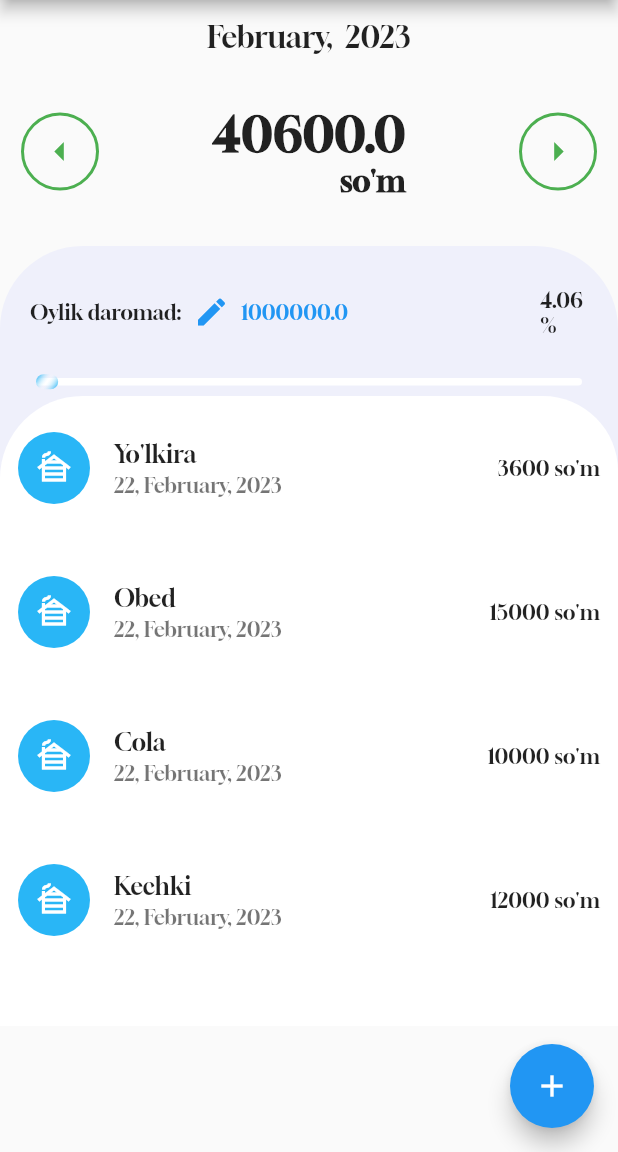
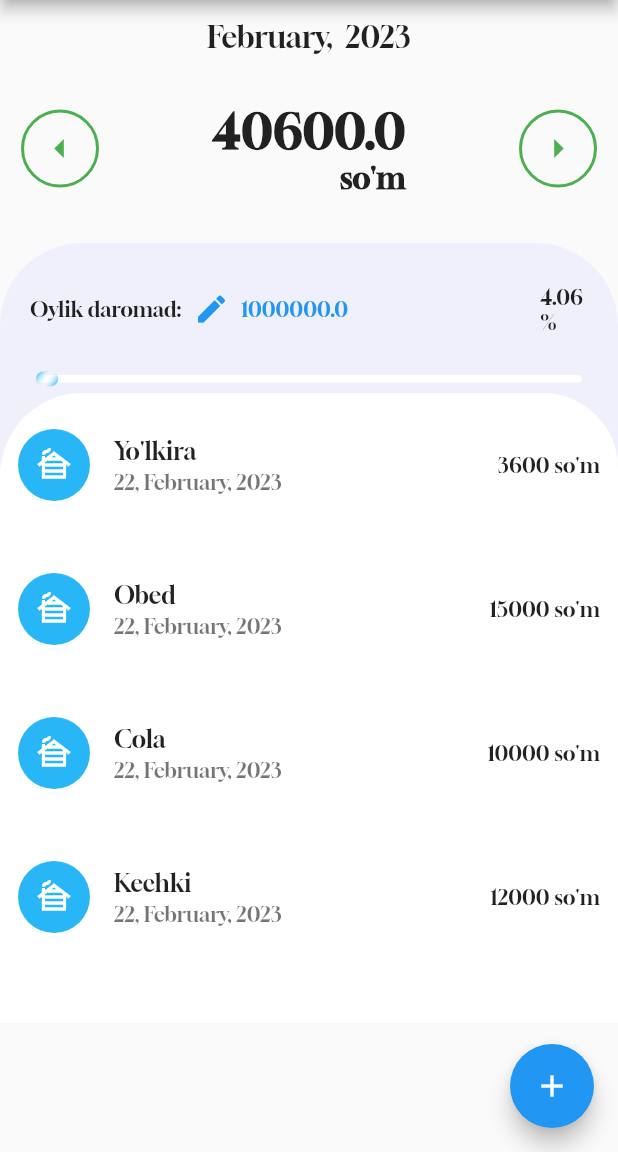
Before and after one commit to xondamiroskanov/wallet_test, a Flutter app: the screen it shows after launch, on a phone screen of 412 x 824 dp, the part 84-1236 px from its top. Run offline on Flutter 3.47's test engine with Material 2 defaults, Android fonts, the phone set to English and light mode, and no system bars; our stand-ins replace month_picker_dialog.

Commit message:
my wallet app

```diff
--- a/lib/pages/home_page.dart
+++ b/lib/pages/home_page.dart
@@ -83,7 +83,7 @@ class _HomePageState extends State<HomePage> {
         children: [
           WalletMonthDate(walletMonth, walledMonthTime),
           SizedBox(
-            height: 22,
+            height: 20,
           ),
           TotalCost(costesModel.totalCostMonth(walledMonthTime), previousMonth, nextMonth, walledMonthTime),
           const SizedBox(
```
